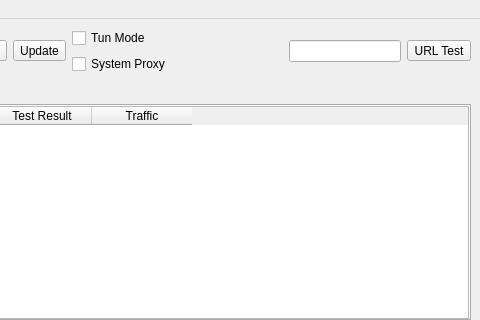
The window that ui/mainwindow.ui (DavidYordan/nekoray) describes before a commit, drawn with Qt 5; both pictures show x 320 to 800 and y 0 to 320 of the 800 by 600 pixel window.
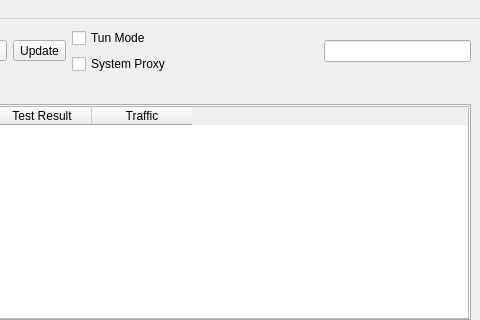
The same window after the commit. Icons and pictures are not drawn. Custom widgets are drawn as their Qt base class.

Commit message: Harden Windows packaging and remove group URL test

```diff
--- a/ui/mainwindow.ui
+++ b/ui/mainwindow.ui
@@ -205,19 +205,6 @@
         </property>
        </widget>
       </item>
-      <item>
-       <widget class="QToolButton" name="toolButton_url_test">
-        <property name="text">
-         <string>URL Test</string>
-        </property>
-        <property name="popupMode">
-         <enum>QToolButton::InstantPopup</enum>
-        </property>
-        <property name="toolButtonStyle">
-         <enum>Qt::ToolButtonTextUnderIcon</enum>
-        </property>
-       </widget>
-      </item>
      </layout>
     </item>
     <item>
```
The commit also changes 6 other files.
